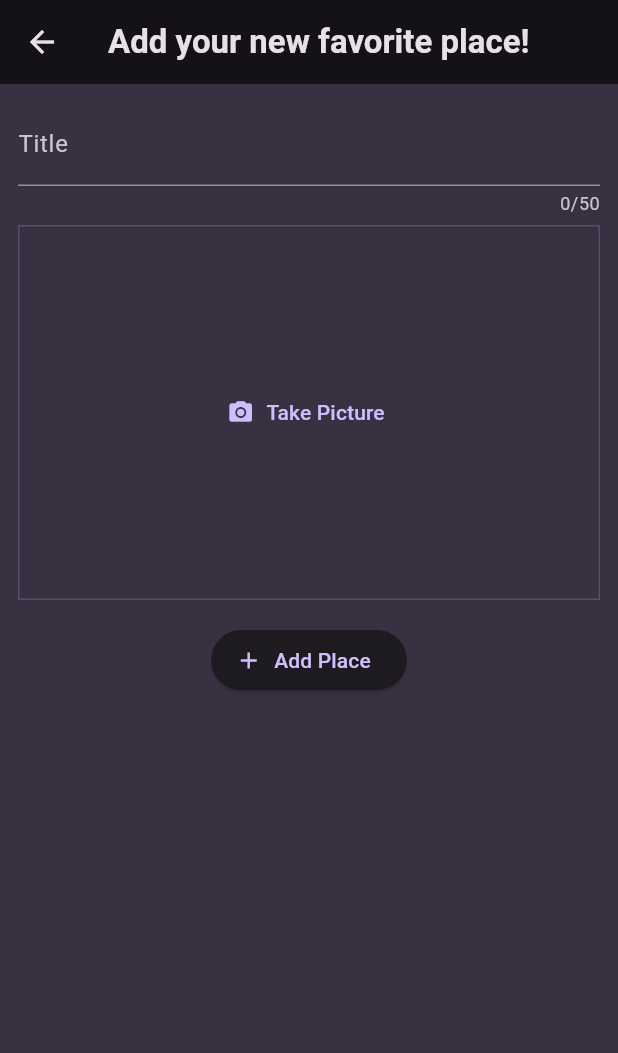
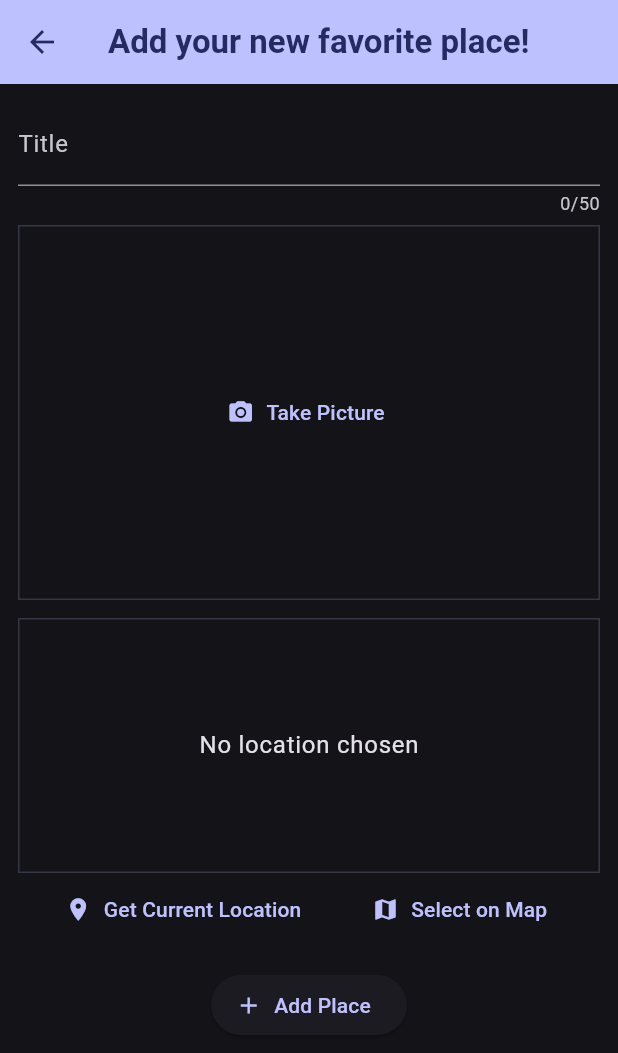
Before and after one commit to Reasondro/favy_place, a Flutter app: the AddPlaceScreen screen opened directly, on a phone screen of 412 x 824 dp. Shown: the top 1053 px of the screen. Run offline on Flutter 3.47's test engine with Material 3 defaults, Android fonts, the phone set to English and light mode, and no system bars; our stand-ins replace flutter_riverpod, google_fonts, image_picker, location.

Commit message:
permission request stuff for iOS, and change theme coloring

```diff
--- a/lib/main.dart
+++ b/lib/main.dart
@@ -6,8 +6,8 @@
 
 final colorScheme = ColorScheme.fromSeed(
   brightness: Brightness.dark,
-  seedColor: const Color.fromARGB(255, 102, 6, 247),
-  background: const Color.fromARGB(255, 56, 49, 66),
+  seedColor: const Color.fromARGB(255, 135, 147, 255),
+  // background: Color.fromARGB(255, 1, 11, 14),
 );
 
 final theme = ThemeData().copyWith(
@@ -24,7 +24,8 @@
         fontWeight: FontWeight.bold,
       ),
     ),
-);
+    appBarTheme: AppBarTheme(
+        color: colorScheme.primary, foregroundColor: colorScheme.onPrimary));
 
 void main() {
   runApp(
--- a/lib/screens/add_place.dart
+++ b/lib/screens/add_place.dart
@@ -1,5 +1,6 @@
 import 'package:favy_place/providers/user_places.dart';
 import 'package:favy_place/widgets/image_input.dart';
+import 'package:favy_place/widgets/location_input.dart';
 import 'package:flutter_riverpod/flutter_riverpod.dart';
 import 'dart:io';
 
@@ -86,6 +87,10 @@
                 },
               ),
               const SizedBox(
+                height: 12,
+              ),
+              LocationInput(),
+              const SizedBox(
                 height: 16,
               ),
               ElevatedButton.icon(
--- /dev/null
+++ b/lib/widgets/location_input.dart
@@ -0,0 +1,100 @@
+import 'package:flutter/material.dart';
+import 'package:location/location.dart';
+
+class LocationInput extends StatefulWidget {
+  const LocationInput({super.key});
+  @override
+  State<StatefulWidget> createState() {
+    return _LocationInputState();
+  }
+}
+
+class _LocationInputState extends State<LocationInput> {
+  Location? _pickedLocation;
+
+  var _isGettingLocation = false;
+  void _getCurrentLocation() async {
+    Location location = Location();
+
+    bool serviceEnabled;
+    PermissionStatus permissionGranted;
+    LocationData locationData;
+
+    serviceEnabled = await location.serviceEnabled();
+    if (!serviceEnabled) {
+      serviceEnabled = await location.requestService();
+      if (!serviceEnabled) {
+        return;
+      }
+    }
+
+    permissionGranted = await location.hasPermission();
+    if (permissionGranted == PermissionStatus.denied) {
+      permissionGranted = await location.requestPermission();
+      if (permissionGranted != PermissionStatus.granted) {
+        return;
+      }
+    }
+
+    setState(() {
+      _isGettingLocation = true;
+    });
+
+    locationData = await location.getLocation();
+    //? easter egg, default location is Google HQ in SF
+    print(locationData.latitude);
+    print(locationData.longitude);
+
+    setState(() {
+      _isGettingLocation = false;
+    });
+  }
+
+  @override
+  Widget build(BuildContext context) {
+    Widget previewContent = Text(
+      "No location chosen",
+      // textAlign: TextAlign.center, //? overwritten by container decoration
+      style: Theme.of(context)
+          .textTheme
+          .bodyLarge!
+          .copyWith(color: Theme.of(context).colorScheme.onBackground),
+    );
+
+    if (_isGettingLocation) {
+      previewContent = const CircularProgressIndicator();
+    }
+
+    return Column(
+      children: [
+        Container(
+            alignment: Alignment.center,
+            decoration: BoxDecoration(
+                border: Border.all(
+                    width: 1,
+                    color: Theme.of(context)
+                        .colorScheme
+                        .primary
+                        .withOpacity(0.2))),
+            height: 170,
+            width: double.infinity,
+            child: previewContent),
+        Row(
+          mainAxisAlignment: MainAxisAlignment.spaceEvenly,
+          children: [
+            TextButton.icon(
+                onPressed: () {
+                  _getCurrentLocation();
+                },
+                icon: const Icon(Icons.location_on),
+                label: const Text("Get Current Location")),
+            TextButton.icon(
+                onPressed: () {},
+                icon: const Icon(Icons.map),
+                label: const Text("Select on Map"))
+          ],
+        )
+      ],
+    );
+  }
+}
```
Also changed, not shown: 1 other file. Lines whose indentation alone changed are shown as unchanged.
